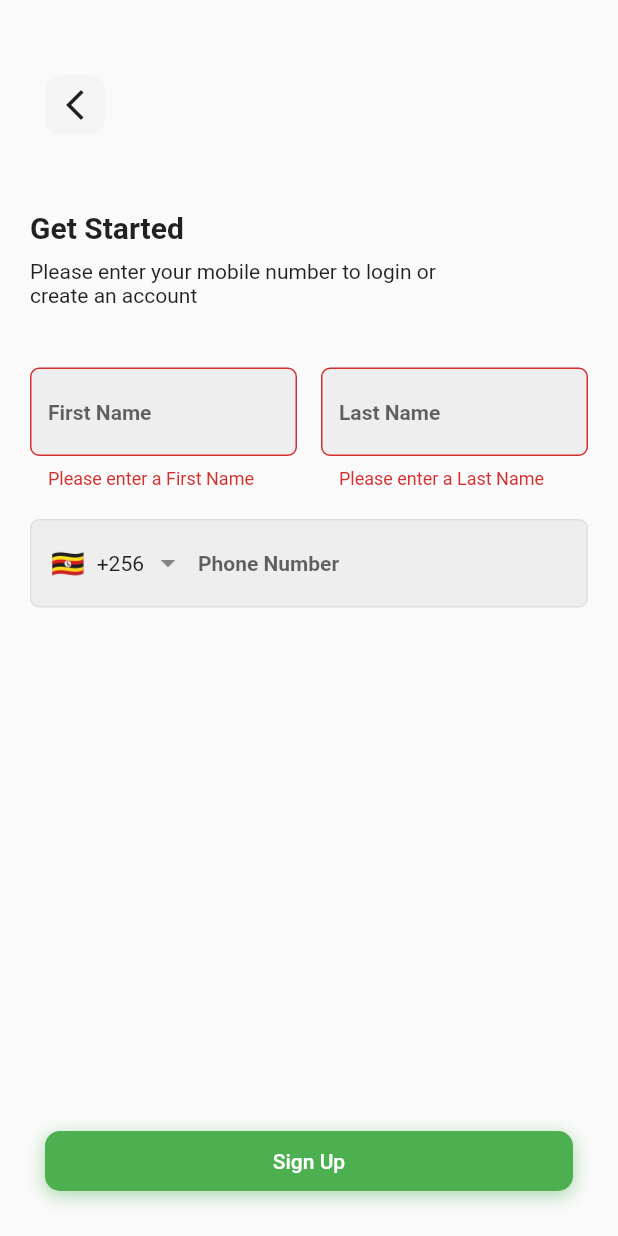
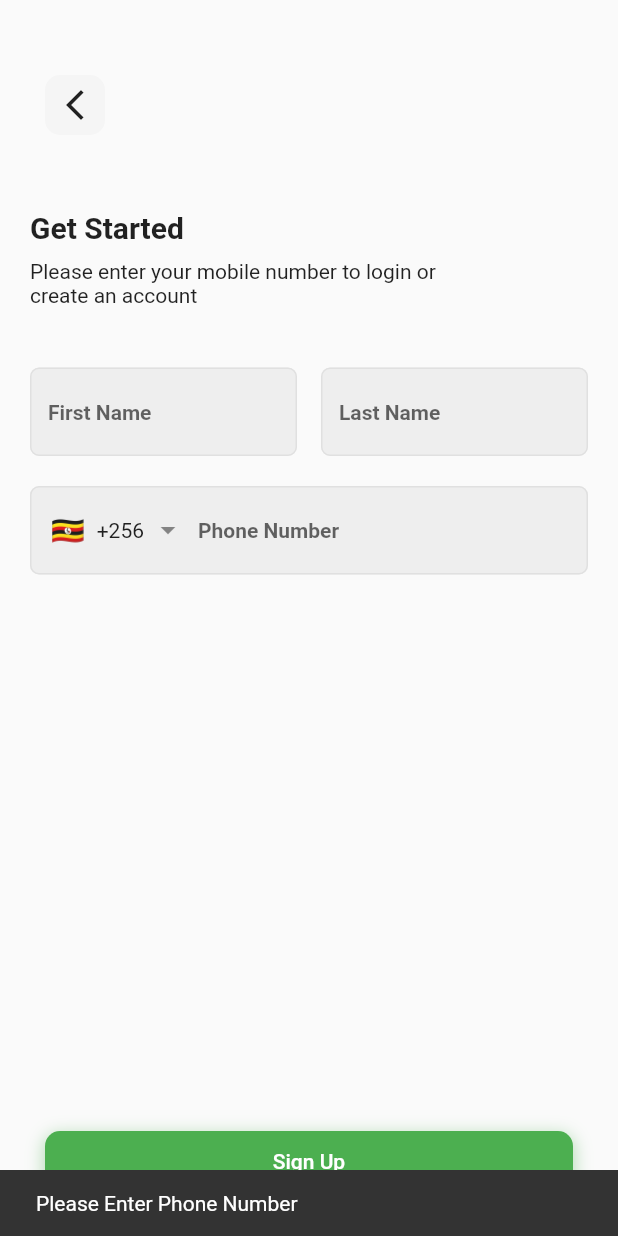
Before and after one commit to maherban530/phoneLogin_localDB, a Flutter app: the Register screen opened directly, after a tap on "Sign Up", on a phone screen of 412 x 824 dp. Run offline on Flutter 3.47's test engine with Material 2 defaults, Android fonts, the phone set to English and light mode, and no system bars; drawn by our look-alikes of intl_phone_field; our stand-ins replace carousel_slider, shared_preferences, sqflite; missing offline and left inert: flutter_session, shared_preferences_web; accounts and stored records are empty.

Commit message:
login with localDB

```diff
--- a/lib/register.dart
+++ b/lib/register.dart
@@ -125,6 +125,10 @@ class _RegisterState extends State<Register> {
                   ),
                 ),
                 onTap: () async {
+                  if (phoneNumberController.text.isEmpty) {
+                    ScaffoldMessenger.of(context).showSnackBar(new SnackBar(
+                        content: new Text('Please Enter Phone Number')));
+                  } else {
                     if (_formKey.currentState.validate()) {
                       _insert(
                           firstNameController.text, phoneNumberController.text);
@@ -141,6 +145,7 @@ class _RegisterState extends State<Register> {
                         context,
                         MaterialPageRoute(builder: (context) => Home()),
                       );
+                    }
                   }
                 },
               ),
```
Lines whose indentation alone changed are shown as unchanged.
